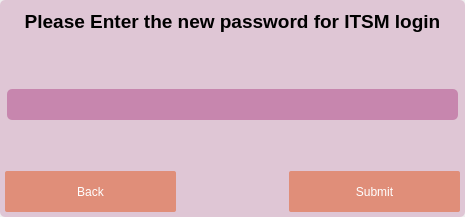
First picture: the form in ITSM_login_password_popup.ui, repository Enjoy-Maity/new_ui_for_CS_Core, before the edit.
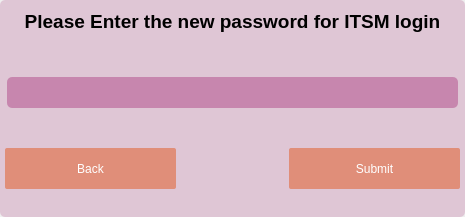
Second picture: the form after the edit.

The edit to the form file:
```diff
--- a/ITSM_login_password_popup.ui
+++ b/ITSM_login_password_popup.ui
@@ -218,6 +218,19 @@
         </item>
        </layout>
       </item>
+      <item row="1" column="0">
+       <spacer name="verticalSpacer_3">
+        <property name="orientation">
+         <enum>Qt::Orientation::Vertical</enum>
+        </property>
+        <property name="sizeHint" stdset="0">
+         <size>
+          <width>20</width>
+          <height>40</height>
+         </size>
+        </property>
+       </spacer>
+      </item>
      </layout>
     </widget>
    </item>
```
